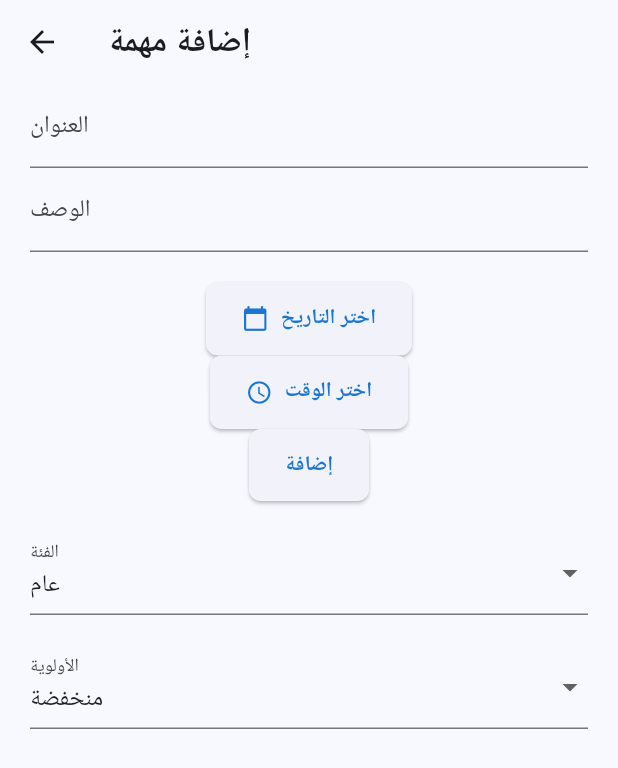
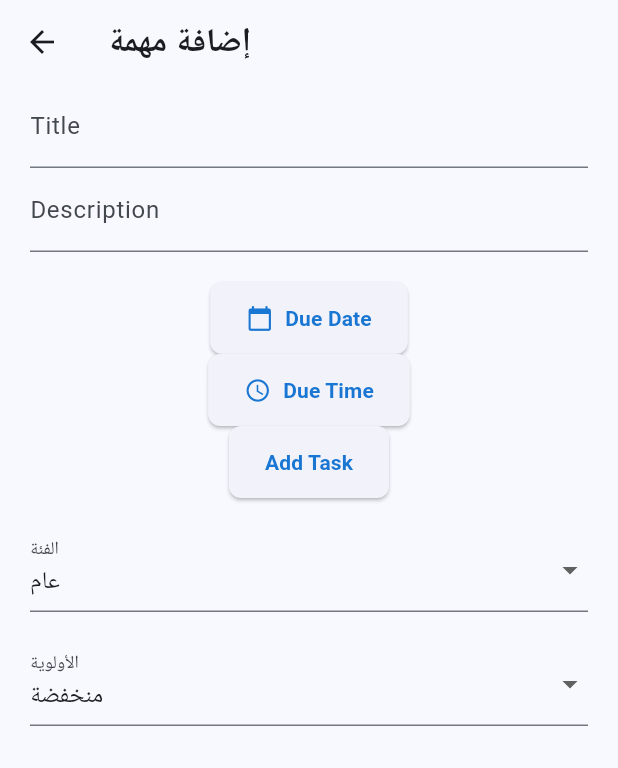
Before and after one commit to EnadAbulawi/ToDo-App-With-Getx, a Flutter app: the AddEditView screen opened by its route, on a phone screen of 412 x 824 dp. Shown: the top 768 px of the screen. Run offline on Flutter 3.47's test engine with Material 3 defaults, Android fonts, the phone set to English and light mode, and no system bars; our stand-ins replace flutter_local_notifications, get, get_storage, timezone; accounts and stored records are empty.

Commit message:
add translations

```diff
--- a/lib/routes/app_pages.dart
+++ b/lib/routes/app_pages.dart
@@ -4,6 +4,7 @@ import 'package:todo_app_getx/bindings/home_binding.dart';
 import 'package:todo_app_getx/views/add_edit_view.dart';
 import 'package:todo_app_getx/views/home_view.dart';
 
+import '../views/settings_view.dart';
 import 'app_routes.dart';
 
 class AppPages {
@@ -23,5 +24,10 @@ class AppPages {
       page: () => AddEditView(),
       binding: AddEditBinding(),
     ),
+    GetPage(
+      name: AppRoutes.SETTINGS,
+      page: () => const SettingsView(),
+      // binding: SettingsBinding(), // Uncomment if you have a binding for settings
+    ),
   ];
 }
--- a/lib/routes/app_routes.dart
+++ b/lib/routes/app_routes.dart
@@ -2,4 +2,5 @@ abstract class AppRoutes {
   static const SPLASH = '/';
   static const HOME = '/home';
   static const ADD_EDIT = '/add-edit';
+  static const SETTINGS = '/settings';
 }
--- /dev/null
+++ b/lib/translations/app_translations.dart
@@ -0,0 +1,78 @@
+import 'package:get/get.dart';
+
+class AppTranslations extends Translations {
+  static const en = {
+    'title': 'Todo List',
+    'add_task': 'Add Task',
+    'edit_task': 'Edit Task',
+    'delete': 'Delete',
+    'undo': 'Undo',
+    'search_hint': 'Search tasks...',
+    'all': 'All',
+    'completed': 'Completed',
+    'incomplete': 'Incomplete',
+    'settings': 'Settings',
+    'theme': 'Theme',
+    'language': 'Language',
+    'light': 'Light',
+    'dark': 'Dark',
+    'system': 'System',
+    'category': 'Category',
+    'priority': 'Priority',
+    'personal': 'Personal',
+    'work': 'Work',
+    'study': 'Study',
+    'general': 'General',
+    'confirm_delete': 'Confirm Delete',
+    'delete_message': 'Are you sure you want to delete this task?',
+    'cancel': 'Cancel',
+    'save': 'Save',
+    'task_title': 'Title',
+    'task_description': 'Description',
+    'due_date': 'Due Date',
+    'due_time': 'Due Time',
+    'no_tasks': 'No tasks',
+    'light_mode': 'Light Mode',
+    'dark_mode': 'Dark Mode',
+    'change_language': 'Change Language',
+  };
+
+  static const ar = {
+    'title': 'قائمة المهام',
+    'add_task': 'إضافة مهمة',
+    'edit_task': 'تعديل مهمة',
+    'delete': 'حذف',
+    'undo': 'تراجع',
+    'search_hint': 'ابحث عن مهمة...',
+    'all': 'الكل',
+    'completed': 'المكتملة',
+    'incomplete': 'غير المكتملة',
+    'settings': 'الإعدادات',
+    'theme': 'الثيم',
+    'language': 'اللغة',
+    'light': 'فاتح',
+    'dark': 'داكن',
+    'system': 'نظامي',
+    'category': 'الفئة',
+    'priority': 'الأولوية',
+    'personal': 'شخصي',
+    'work': 'عمل',
+    'study': 'دراسة',
+    'general': 'عام',
+    'confirm_delete': 'تأكيد الحذف',
+    'delete_message': 'هل أنت متأكد من حذف هذه المهمة؟',
+    'cancel': 'إلغاء',
+    'save': 'حفظ',
+    'task_title': 'العنوان',
+    'task_description': 'الوصف',
+    'due_date': 'تاريخ الاستحقاق',
+    'due_time': 'وقت الاستحقاق',
+    'no_tasks': 'لا توجد مهام',
+    'light_mode': 'الوضع الفاتح',
+    'dark_mode': 'الوضع الداكن',
+    'change_language': 'تغيير اللغة',
+  };
+
+  @override
+  Map<String, Map<String, String>> get keys => {'en': en, 'ar': ar};
+}
--- a/lib/views/add_edit_view.dart
+++ b/lib/views/add_edit_view.dart
@@ -10,10 +10,10 @@ class AddEditView extends GetView<TodoController> {
   TimeOfDay? _pickedTime; // ← يخزن الوقت
   String _selectedCategory = 'عام'; // ← يخزن الفئة المختارة
   final List<String> _categories = [
-    'عام',
-    'عمل',
-    'دراسة',
-    'شخصي',
+    'عام'.tr,
+    'عمل'.tr,
+    'دراسة'.tr,
+    'شخصي'.tr,
   ]; // ← قائمة الفئات
   Priority _selectedPriority = Priority.low; // ← يخزن الأولوية المختارة
 
@@ -46,18 +46,20 @@ class AddEditView extends GetView<TodoController> {
     }
 
     return Scaffold(
-      appBar: AppBar(title: Text(todo == null ? 'إضافة مهمة' : 'تعديل مهمة')),
+      appBar: AppBar(
+        title: Text(todo == null ? 'إضافة مهمة'.tr : 'تعديل مهمة'.tr),
+      ),
       body: Padding(
         padding: EdgeInsetsGeometry.symmetric(horizontal: 20),
         child: Column(
           children: [
             TextField(
               controller: _titleController,
-              decoration: InputDecoration(labelText: 'العنوان'),
+              decoration: InputDecoration(labelText: 'task_title'.tr),
             ),
             TextField(
               controller: _descriptionController,
-              decoration: InputDecoration(labelText: 'الوصف'),
+              decoration: InputDecoration(labelText: 'task_description'.tr),
             ),
             SizedBox(height: 20),
             // زر اختيار التاريخ
@@ -65,7 +67,7 @@ class AddEditView extends GetView<TodoController> {
               icon: const Icon(Icons.calendar_today),
               label: Text(
                 _pickedDate == null
-                    ? 'اختر التاريخ'
+                    ? 'due_date'.tr
                     : '${_pickedDate!.year}/${_pickedDate!.month}/${_pickedDate!.day}',
               ),
               onPressed: () async {
@@ -84,7 +86,7 @@ class AddEditView extends GetView<TodoController> {
               icon: const Icon(Icons.access_time),
               label: Text(
                 _pickedTime == null
-                    ? 'اختر الوقت'
+                    ? 'due_time'.tr
                     : _pickedTime!.format(context),
               ),
               onPressed: () async {
@@ -121,7 +123,7 @@ class AddEditView extends GetView<TodoController> {
                 }
                 Get.back(); // العودة إلى الشاشة السابقة
               },
-              child: Text(todo == null ? 'إضافة' : 'تعديل'),
+              child: Text(todo == null ? 'add_task'.tr : 'تعديل'.tr),
             ),
 
             SizedBox(height: 20),
@@ -131,7 +133,7 @@ class AddEditView extends GetView<TodoController> {
               items: _categories.map((cat) {
                 return DropdownMenuItem(value: cat, child: Text(cat));
               }).toList(),
-              decoration: InputDecoration(labelText: 'الفئة'),
+              decoration: InputDecoration(labelText: 'الفئة'.tr),
               onChanged: (v) => _selectedCategory = v!,
             ),
             SizedBox(height: 20),
@@ -140,16 +142,16 @@ class AddEditView extends GetView<TodoController> {
               value: _selectedPriority,
               items: Priority.values.map((p) {
                 final label = {
-                  Priority.low: 'منخفضة',
-                  Priority.medium: 'متوسطة',
-                  Priority.high: 'مرتفعة',
+                  Priority.low: 'منخفضة'.tr,
+                  Priority.medium: 'متوسطة'.tr,
+                  Priority.high: 'مرتفعة'.tr,
                 };
                 return DropdownMenuItem(
                   value: p,
-                  child: Text(label[p] ?? 'غير محددة'),
+                  child: Text(label[p] ?? 'غير محددة'.tr),
                 );
               }).toList(),
-              decoration: InputDecoration(labelText: 'الأولوية'),
+              decoration: InputDecoration(labelText: 'الأولوية'.tr),
               onChanged: (v) => _selectedPriority = v!,
             ),
           ],
--- a/lib/views/widgets/search_widget.dart
+++ b/lib/views/widgets/search_widget.dart
@@ -13,7 +13,7 @@ class SearchWidget extends StatelessWidget {
       child: TextField(
         onChanged: controller.searchQuery,
         decoration: InputDecoration(
-          hintText: 'ابحث عن مهمة...',
+          hintText: 'ابحث عن مهمة...'.tr,
           prefixIcon: const Icon(Icons.search),
           filled: true,
           fillColor: Theme.of(context).colorScheme.surfaceVariant,
```
Also changed, not shown: lib/main.dart (+16 -2 lines), lib/services/preferences_service.dart (added, +39 -0 lines), lib/views/home_view.dart (+7 -2 lines), lib/views/settings_view.dart (added, +92 -0 lines), lib/views/widgets/todo_listview_card_widget.dart (+4 -4 lines).
